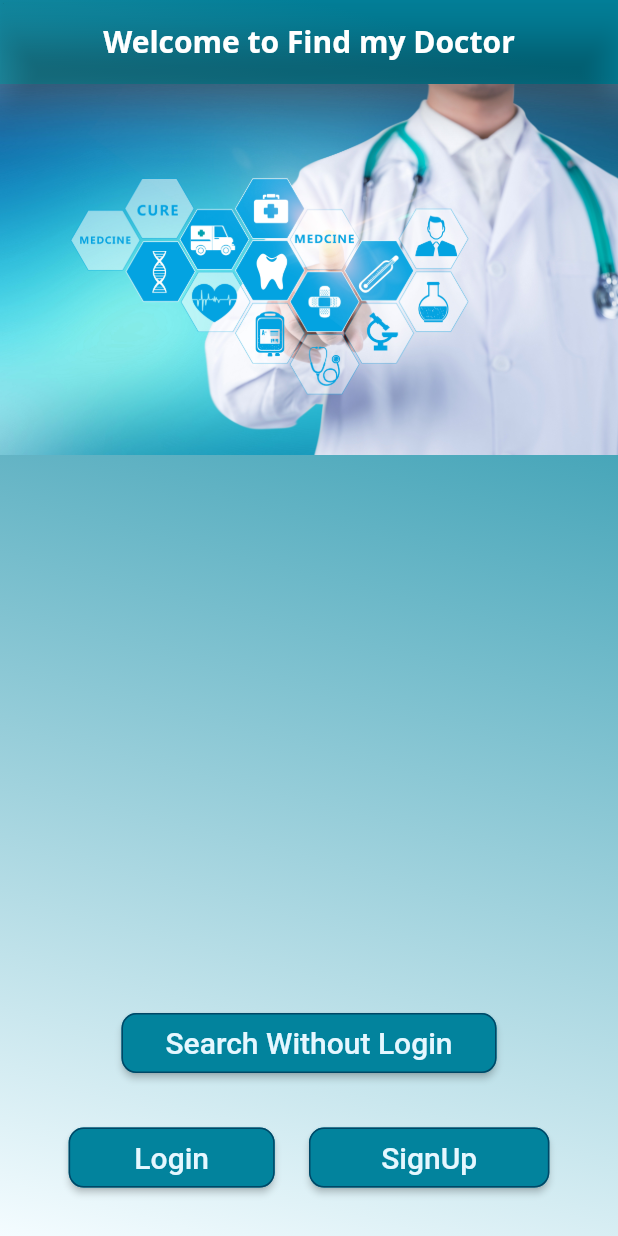
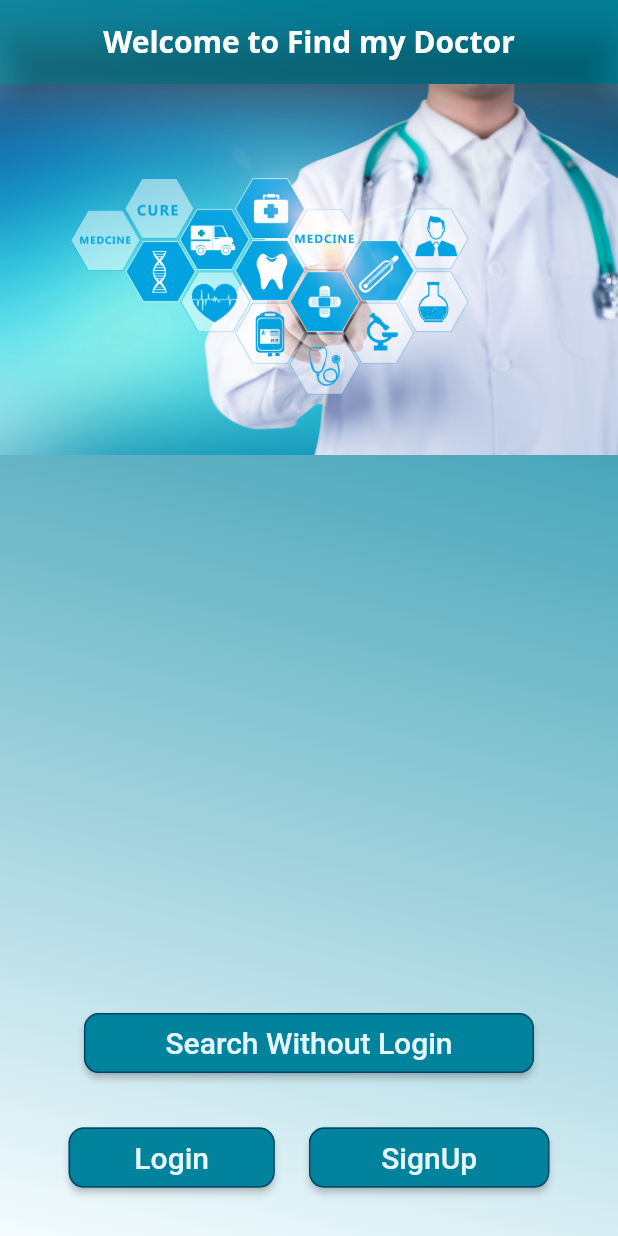
Before and after one commit to Parinika/findyourdoctor, a Flutter app: the screen it shows after launch, on a phone screen of 412 x 824 dp. Run offline on Flutter 3.47's test engine with Material 2 defaults, Android fonts, the phone set to English and light mode, and no system bars; Roboto replaces fonts that are missing (Open Sans).

Commit message:
center alignment of title

```diff
--- a/lib/Screens/Welcome/welcome_screen.dart
+++ b/lib/Screens/Welcome/welcome_screen.dart
@@ -23,11 +23,12 @@ class WelcomeScreen extends StatelessWidget {
           appBar: AppBar(
             backgroundColor: Colors.transparent,
             elevation: 10,
-            title: Center(
-              child: Text("Welcome to Find my Doctor",
+            centerTitle: true,
+            title: /*Center(
+              child:*/ Text("Welcome to Find my Doctor",
                   style: TextStyle(
                       fontFamily: 'Open Sans', fontWeight: FontWeight.bold)),
-            ),
+            // ),
           ),
           body: Center(
             child: Column(
@@ -48,7 +49,7 @@ class WelcomeScreen extends StatelessWidget {
                       style: ElevatedButton.styleFrom(
                           primary: kBGColor,
                           onPrimary: kPrimaryLightColor,
-                          fixedSize: const Size(250, 40),
+                          fixedSize: const Size(300, 40),
                           elevation: 2,
                           shape: (RoundedRectangleBorder(
                               borderRadius: BorderRadius.circular(10.0),
--- a/lib/Screens/login_screen.dart
+++ b/lib/Screens/login_screen.dart
@@ -9,6 +9,7 @@ class LoginScreen extends StatelessWidget {
       appBar: AppBar(
         backgroundColor: kBGColor,
         elevation: 0,
+        centerTitle: true,
         // automaticallyImplyLeading: false,
         title: Image.asset(
           'assests/icons/logoLight.png',
```
